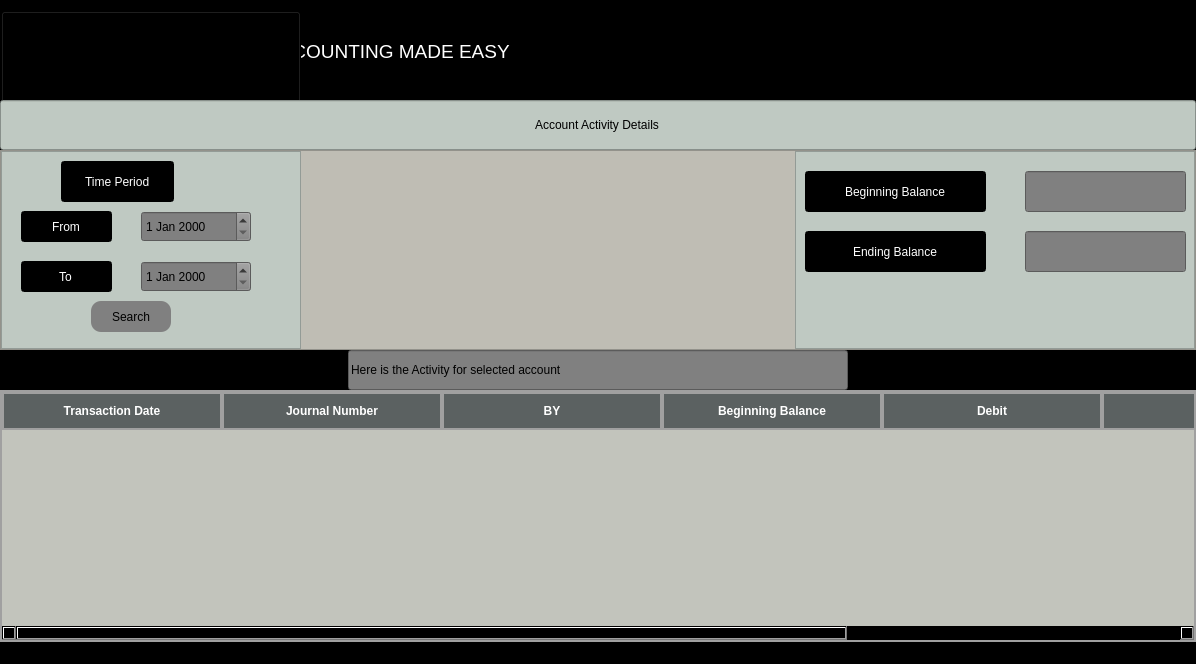
Old version of the form accountactivity.ui in the repository SujalMainali/Ledger-Logic.
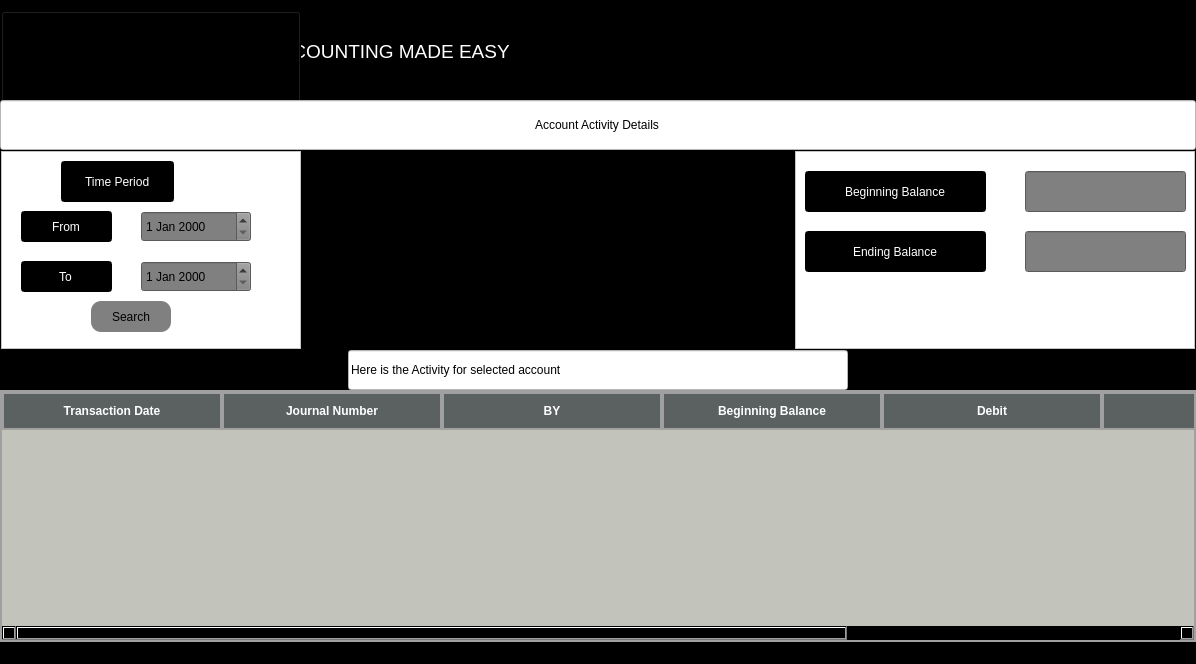
New version of the form. Icons and pictures are not drawn.

```diff
--- a/accountactivity.ui
+++ b/accountactivity.ui
@@ -152,7 +152,7 @@
        </size>
       </property>
       <property name="styleSheet">
-       <string notr="true">background-color:rgb(191,201,194);
+       <string notr="true">background-color:white;
 color:black;
 
 font: 900 10pt &quot;Segoe UI Black&quot;;
@@ -175,7 +175,8 @@
        </size>
       </property>
       <property name="styleSheet">
-       <string notr="true">background-color:rgb(191 ,189, 180);</string>
+       <string notr="true">background-color:black;
+</string>
       </property>
       <property name="frameShape">
        <enum>QFrame::StyledPanel</enum>
@@ -208,7 +209,7 @@
           </size>
          </property>
          <property name="styleSheet">
-          <string notr="true">background-color:rgb(191,201,194);
+          <string notr="true">background-color:white;
 
 </string>
          </property>
@@ -356,7 +357,7 @@
           </size>
          </property>
          <property name="styleSheet">
-          <string notr="true">background-color:rgb(191,201,194);
+          <string notr="true">background-color:white;
 
 </string>
          </property>
@@ -452,7 +453,7 @@
        </size>
       </property>
       <property name="styleSheet">
-       <string notr="true">background-color:gray;
+       <string notr="true">background-color:white;
 color:black;
 font: 900 9pt &quot;Segoe UI Black&quot;;</string>
       </property>
```
Left out of the diff: 8 changed lines with no effect on the pictures.
